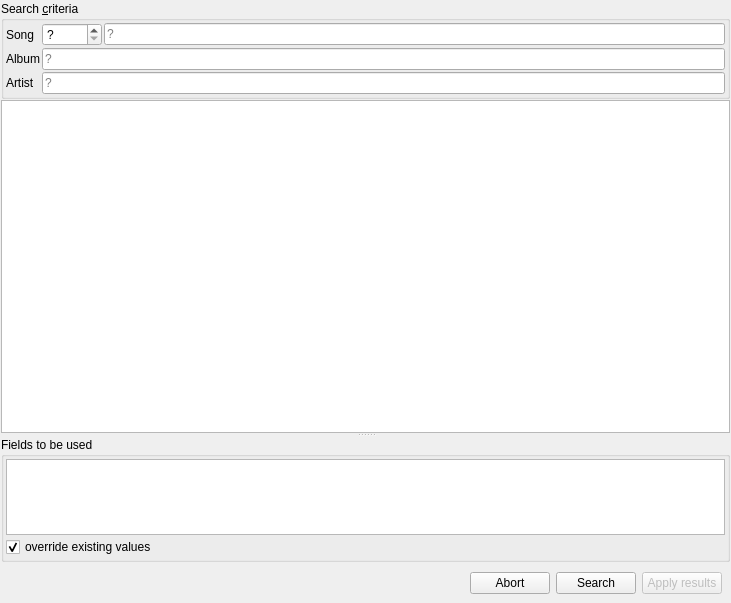
Old version of the form gui/dbquerywidget.ui in the repository Martchus/tageditor.
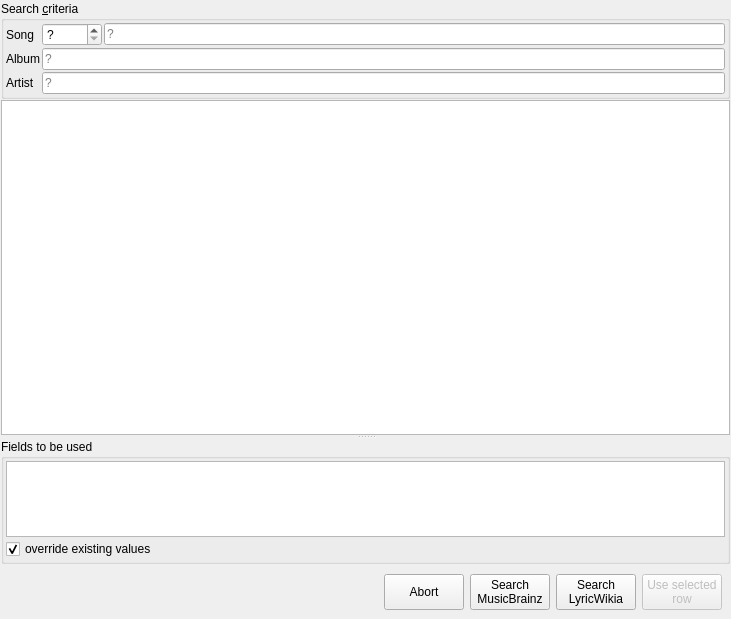
New version of the form. Icons and pictures are not drawn. Custom widgets are drawn as their Qt base class.

Commit message:
Allow querying LyricsWikia for metadata
Querying lyrics has not been implemented yet

```diff
--- a/gui/dbquerywidget.ui
+++ b/gui/dbquerywidget.ui
@@ -7,7 +7,7 @@
     <x>0</x>
     <y>0</y>
     <width>731</width>
-    <height>603</height>
+    <height>619</height>
    </rect>
   </property>
   <property name="windowTitle">
@@ -31,6 +31,12 @@
    </property>
    <item>
     <widget class="QWidget" name="mainWidget" native="true">
+     <property name="sizePolicy">
+      <sizepolicy hsizetype="Preferred" vsizetype="MinimumExpanding">
+       <horstretch>0</horstretch>
+       <verstretch>3</verstretch>
+      </sizepolicy>
+     </property>
      <layout class="QVBoxLayout" name="verticalLayout_2">
       <property name="spacing">
        <number>1</number>
@@ -142,12 +148,6 @@
          <enum>Qt::Vertical</enum>
         </property>
         <widget class="QTreeView" name="resultsTreeView">
-         <property name="sizePolicy">
-          <sizepolicy hsizetype="Expanding" vsizetype="Preferred">
-           <horstretch>0</horstretch>
-           <verstretch>0</verstretch>
-          </sizepolicy>
-         </property>
          <property name="contextMenuPolicy">
           <enum>Qt::CustomContextMenu</enum>
          </property>
@@ -237,29 +237,22 @@
      <layout class="QHBoxLayout" name="bottomLayout">
       <item>
        <widget class="NotificationLabel" name="notificationLabel" native="true">
-        <property name="maximumSize">
-         <size>
-          <width>325</width>
-          <height>16777215</height>
-         </size>
+        <property name="sizePolicy">
+         <sizepolicy hsizetype="Expanding" vsizetype="MinimumExpanding">
+          <horstretch>0</horstretch>
+          <verstretch>0</verstretch>
+         </sizepolicy>
         </property>
        </widget>
       </item>
-      <item>
-       <spacer name="horizontalSpacer">
-        <property name="orientation">
-         <enum>Qt::Horizontal</enum>
-        </property>
-        <property name="sizeHint" stdset="0">
-         <size>
-          <width>433</width>
-          <height>20</height>
-         </size>
-        </property>
-       </spacer>
-      </item>
       <item>
        <widget class="QPushButton" name="menuPushButton">
+        <property name="sizePolicy">
+         <sizepolicy hsizetype="Minimum" vsizetype="MinimumExpanding">
+          <horstretch>0</horstretch>
+          <verstretch>0</verstretch>
+         </sizepolicy>
+        </property>
         <property name="maximumSize">
          <size>
           <width>23</width>
@@ -276,15 +269,46 @@
       </item>
       <item>
        <widget class="QPushButton" name="abortPushButton">
+        <property name="sizePolicy">
+         <sizepolicy hsizetype="Minimum" vsizetype="MinimumExpanding">
+          <horstretch>0</horstretch>
+          <verstretch>0</verstretch>
+         </sizepolicy>
+        </property>
         <property name="text">
          <string>Abort</string>
         </property>
        </widget>
       </item>
       <item>
-       <widget class="QPushButton" name="startPushButton">
+       <widget class="QPushButton" name="searchMusicBrainzPushButton">
+        <property name="sizePolicy">
+         <sizepolicy hsizetype="Minimum" vsizetype="MinimumExpanding">
+          <horstretch>0</horstretch>
+          <verstretch>0</verstretch>
+         </sizepolicy>
+        </property>
         <property name="text">
-         <string>Search</string>
+         <string>Search
+MusicBrainz</string>
+        </property>
+        <property name="icon">
+         <iconset theme="edit-find">
+          <normaloff>.</normaloff>.</iconset>
+        </property>
+       </widget>
+      </item>
+      <item>
+       <widget class="QPushButton" name="searchLyricsWikiaPushButton">
+        <property name="sizePolicy">
+         <sizepolicy hsizetype="Minimum" vsizetype="MinimumExpanding">
+          <horstretch>0</horstretch>
+          <verstretch>0</verstretch>
+         </sizepolicy>
+        </property>
+        <property name="text">
+         <string>Search
+LyricWikia</string>
         </property>
         <property name="icon">
          <iconset theme="edit-find">
@@ -297,11 +321,18 @@
         <property name="enabled">
          <bool>false</bool>
         </property>
+        <property name="sizePolicy">
+         <sizepolicy hsizetype="Minimum" vsizetype="MinimumExpanding">
+          <horstretch>0</horstretch>
+          <verstretch>0</verstretch>
+         </sizepolicy>
+        </property>
         <property name="toolTip">
          <string>Inserts the selected result into the current tag (doesn't save anything)</string>
         </property>
         <property name="text">
-         <string>Apply results</string>
+         <string>Use selected
+row</string>
         </property>
        </widget>
       </item>
```
Left out of the diff: 2 changed lines with no effect on the pictures. The commit also changes 19 other files.
